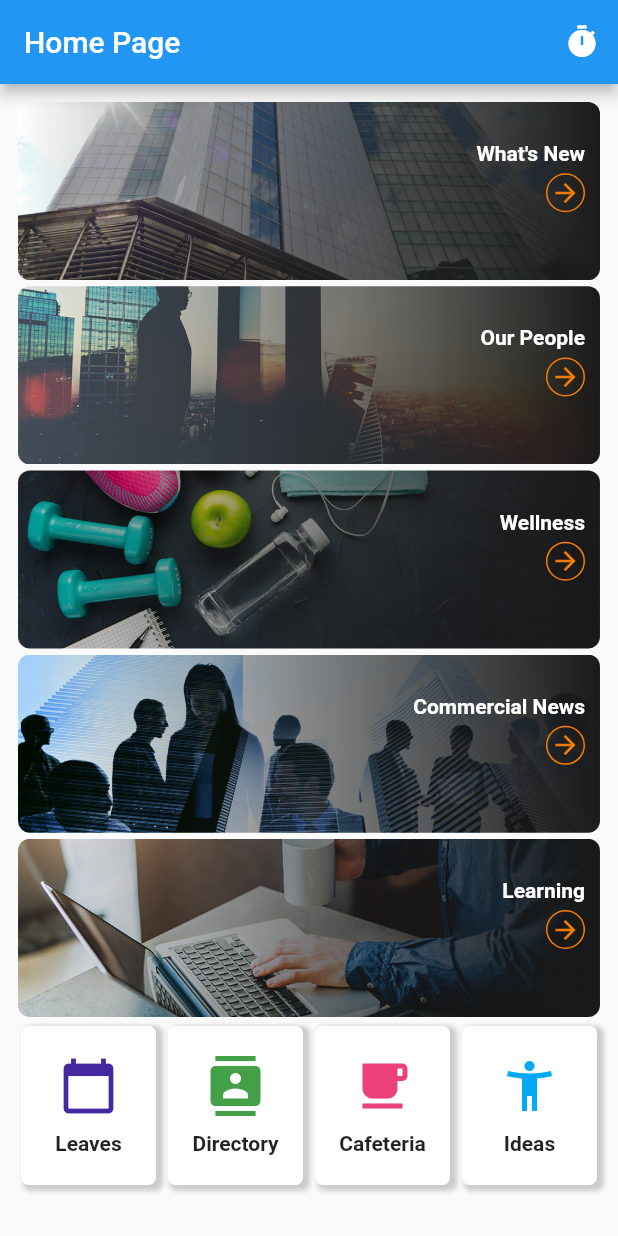
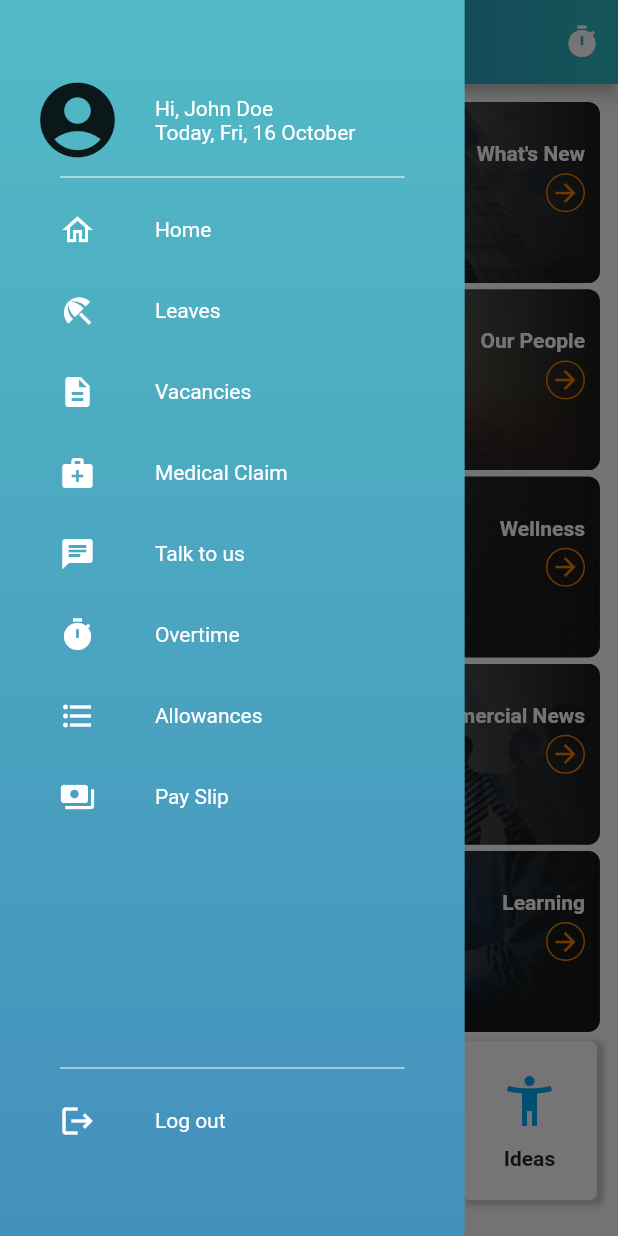
Before and after one commit to a-ng9/fun_app, a Flutter app: the screen it shows after launch, with the side drawer open (before the commit the screen has no drawer), on a phone screen of 412 x 824 dp. Run offline on Flutter 3.47's test engine with Material 2 defaults, Android fonts, the phone set to English and light mode, and no system bars.

Commit message:
added drawer

```diff
--- /dev/null
+++ b/lib/Components/drawerList.dart
@@ -0,0 +1,30 @@
+import 'package:flutter/material.dart';
+
+class DrawerList extends StatelessWidget {
+  final Icon icon;
+  final String label;
+
+  DrawerList({this.icon, this.label});
+
+  @override
+  Widget build(BuildContext context) {
+    return Padding(
+      padding: const EdgeInsets.symmetric(vertical: 15),
+      child: Row(
+        children: [
+          Expanded(
+            flex: 2,
+            child: icon,
+          ),
+          Expanded(
+            flex: 4,
+            child: Text(
+              label,
+              style: TextStyle(color: Colors.white),
+            ),
+          ),
+        ],
+      ),
+    );
+  }
+}
--- a/lib/Components/homeBottomButton.dart
+++ b/lib/Components/homeBottomButton.dart
@@ -3,12 +3,17 @@ import 'package:flutter/material.dart';
 class WhiteButton extends StatelessWidget {
   final Icon icon;
   final String label;
+  final Function onPressed;
 
-  const WhiteButton({this.icon, this.label});
+  const WhiteButton({this.icon, this.label, this.onPressed});
 
   @override
   Widget build(BuildContext context) {
     return Expanded(
+      child: InkWell(
+        borderRadius: BorderRadius.all(Radius.circular(5.0)),
+        splashColor: Colors.grey,
+        onTap: onPressed,
         child: Container(
           margin: const EdgeInsets.all(4.0),
           padding: const EdgeInsets.symmetric(vertical: 20),
@@ -36,6 +41,7 @@ class WhiteButton extends StatelessWidget {
             ],
           ),
         ),
+      ),
     );
   }
 }
--- a/lib/Components/homeContainer.dart
+++ b/lib/Components/homeContainer.dart
@@ -11,6 +11,8 @@ class HomeContainer extends StatelessWidget {
   Widget build(BuildContext context) {
     return Expanded(
       child: InkWell(
+        borderRadius: BorderRadius.all(Radius.circular(8.0)),
+        splashColor: Colors.black,
         onTap: onPressed,
         child: Padding(
           padding: const EdgeInsets.all(2.0),
@@ -19,12 +21,13 @@ class HomeContainer extends StatelessWidget {
               ShaderMask(
                 shaderCallback: (Rect bounds) {
                   return LinearGradient(
-                      begin: Alignment.centerLeft,
-                      end: Alignment.centerRight,
-                      colors: [
-                        Colors.white,
-                        Color.fromRGBO(1, 1, 1, .9),
-                      ]).createShader(bounds);
+                    begin: Alignment.centerLeft,
+                    end: Alignment.centerRight,
+                    colors: [
+                      Colors.white,
+                      Color.fromRGBO(1, 1, 1, .9),
+                    ],
+                  ).createShader(bounds);
                 },
                 child: Container(
                   decoration: BoxDecoration(
--- a/lib/main.dart
+++ b/lib/main.dart
@@ -1,7 +1,7 @@
 import 'package:flutter/material.dart';
 
 import 'package:fun_app/counterPage.dart';
-import 'package:fun_app/homePage.dart';
+import 'package:fun_app/screens/homePage.dart';
 
 void main() {
   runApp(MyApp());
--- /dev/null
+++ b/lib/screens/drawer.dart
@@ -0,0 +1,135 @@
+import 'package:flutter/material.dart';
+import 'package:fun_app/Components/drawerList.dart';
+import 'package:fun_app/styles.dart';
+
+class CustomDrawer extends StatelessWidget {
+  @override
+  Widget build(BuildContext context) {
+    return Container(
+      width: MediaQuery.of(context).size.width / 1.33,
+      height: MediaQuery.of(context).size.height,
+      decoration: BoxDecoration(
+        gradient: LinearGradient(
+          begin: Alignment.topCenter,
+          end: Alignment.bottomCenter,
+          colors: [
+            Color.fromRGBO(82, 186, 197, 1),
+            Color.fromRGBO(68, 144, 188, 1),
+          ],
+        ),
+      ),
+      child: Padding(
+        padding: const EdgeInsets.symmetric(vertical: 50),
+        child: Column(
+          children: [
+            Row(
+              children: [
+                Expanded(
+                  flex: 1,
+                  child: Icon(
+                    Icons.account_circle,
+                    size: 60,
+                  ),
+                ),
+                Expanded(
+                  flex: 2,
+                  child: Column(
+                    crossAxisAlignment: CrossAxisAlignment.start,
+                    children: [
+                      Text(
+                        "Hi, John Doe",
+                        style: kProfileText,
+                      ),
+                      Text("Today, Fri, 16 October", style: kProfileText)
+                    ],
+                  ),
+                )
+              ],
+            ),
+            Divider(
+              indent: 40,
+              endIndent: 40,
+              color: Color.fromARGB(255, 255, 255, 255),
+            ),
+            Expanded(
+              child: SingleChildScrollView(
+                child: Column(
+                  children: [
+                    DrawerList(
+                      icon: Icon(
+                        Icons.home_outlined,
+                        color: Colors.white,
+                      ),
+                      label: "Home",
+                    ),
+                    DrawerList(
+                      icon: Icon(
+                        Icons.beach_access_sharp,
+                        color: Colors.white,
+                      ),
+                      label: "Leaves",
+                    ),
+                    DrawerList(
+                      icon: Icon(
+                        Icons.description,
+                        color: Colors.white,
+                      ),
+                      label: "Vacancies",
+                    ),
+                    DrawerList(
+                      icon: Icon(
+                        Icons.medical_services,
+                        color: Colors.white,
+                      ),
+                      label: "Medical Claim",
+                    ),
+                    DrawerList(
+                      icon: Icon(
+                        Icons.chat,
+                        color: Colors.white,
+                      ),
+                      label: "Talk to us",
+                    ),
+                    DrawerList(
+                      icon: Icon(
+                        Icons.timer,
+                        color: Colors.white,
+                      ),
+                      label: "Overtime",
+                    ),
+                    DrawerList(
+                      icon: Icon(
+                        Icons.format_list_bulleted,
+                        color: Colors.white,
+                      ),
+                      label: "Allowances",
+                    ),
+                    DrawerList(
+                      icon: Icon(
+                        Icons.payments,
+                        color: Colors.white,
+                      ),
+                      label: "Pay Slip",
+                    ),
+                  ],
+                ),
+              ),
+            ),
+            Divider(
+              indent: 40,
+              endIndent: 40,
+              color: Color.fromARGB(255, 255, 255, 255),
+            ),
+            DrawerList(
+              icon: Icon(
+                Icons.logout,
+                color: Colors.white,
+              ),
+              label: "Log out",
+            ),
+          ],
+        ),
+      ),
+    );
+  }
+}
--- a/lib/homePage.dart
+++ b/lib/screens/homePage.dart
@@ -1,8 +1,9 @@
 import 'package:flutter/material.dart';
+import 'package:fun_app/screens/drawer.dart';
 import 'package:fun_app/Components/homeBottomButton.dart';
 import 'package:fun_app/counterPage.dart';
 import 'package:fun_app/Components/homeContainer.dart';
-// import 'package:fun_app/homeContainer.dart';
+import 'package:fun_app/styles.dart';
 
 class HomePage extends StatelessWidget {
   static const String id = "Home_screen";
@@ -10,6 +11,7 @@ class HomePage extends StatelessWidget {
   @override
   Widget build(BuildContext context) {
     return Scaffold(
+      drawer: CustomDrawer(),
       appBar: AppBar(
         title: Text('Home Page'),
         actions: [
@@ -18,6 +20,7 @@ class HomePage extends StatelessWidget {
             onPressed: () => Navigator.pushNamed(context, CounterPage.id),
           )
         ],
+        flexibleSpace: Styles.gradientAppBar(),
       ),
       body: Container(
         width: double.infinity,
@@ -61,10 +64,9 @@ class HomePage extends StatelessWidget {
               },
             ),
             Row(
-              // crossAxisAlignment: CrossAxisAlignment.stretch,
-              // mainAxisAlignment: MainAxisAlignment.center,
               children: [
                 WhiteButton(
+                  onPressed: () => print('Bottom button pressed'),
                   icon: Icon(
                     Icons.calendar_today,
                     color: Colors.deepPurple[800],
@@ -73,6 +75,7 @@ class HomePage extends StatelessWidget {
                   label: "Leaves",
                 ),
                 WhiteButton(
+                  onPressed: () => print('Bottom button pressed'),
                   icon: Icon(
                     Icons.contacts,
                     color: Colors.green[600],
@@ -81,6 +84,7 @@ class HomePage extends StatelessWidget {
                   label: "Directory",
                 ),
                 WhiteButton(
+                  onPressed: () => print('Bottom button pressed'),
                   icon: Icon(
                     Icons.free_breakfast,
                     color: Colors.pink[400],
@@ -89,6 +93,7 @@ class HomePage extends StatelessWidget {
                   label: "Cafeteria",
                 ),
                 WhiteButton(
+                  onPressed: () => print('Bottom button pressed'),
                   icon: Icon(
                     Icons.accessibility_new,
                     color: Colors.lightBlue[500],
@@ -98,7 +103,7 @@ class HomePage extends StatelessWidget {
                 ),
               ],
             ),
-            SizedBox(height: 20)
+            SizedBox(height: 10)
           ],
         ),
       ),
--- /dev/null
+++ b/lib/styles.dart
@@ -0,0 +1,19 @@
+import 'package:flutter/material.dart';
+
+class Styles {
+  static gradientAppBar() {
+    return Container(
+      decoration: BoxDecoration(
+        gradient: LinearGradient(
+          colors: [
+            Color.fromRGBO(42, 145, 190, 1),
+            Color.fromRGBO(44, 185, 196, 1)
+          ],
+          stops: [0.5, 1.0],
+        ),
+      ),
+    );
+  }
+}
+
+const kProfileText = TextStyle(color: Colors.white);
```
Also changed, not shown: pubspec.lock. Lines whose indentation alone changed are shown as unchanged.
